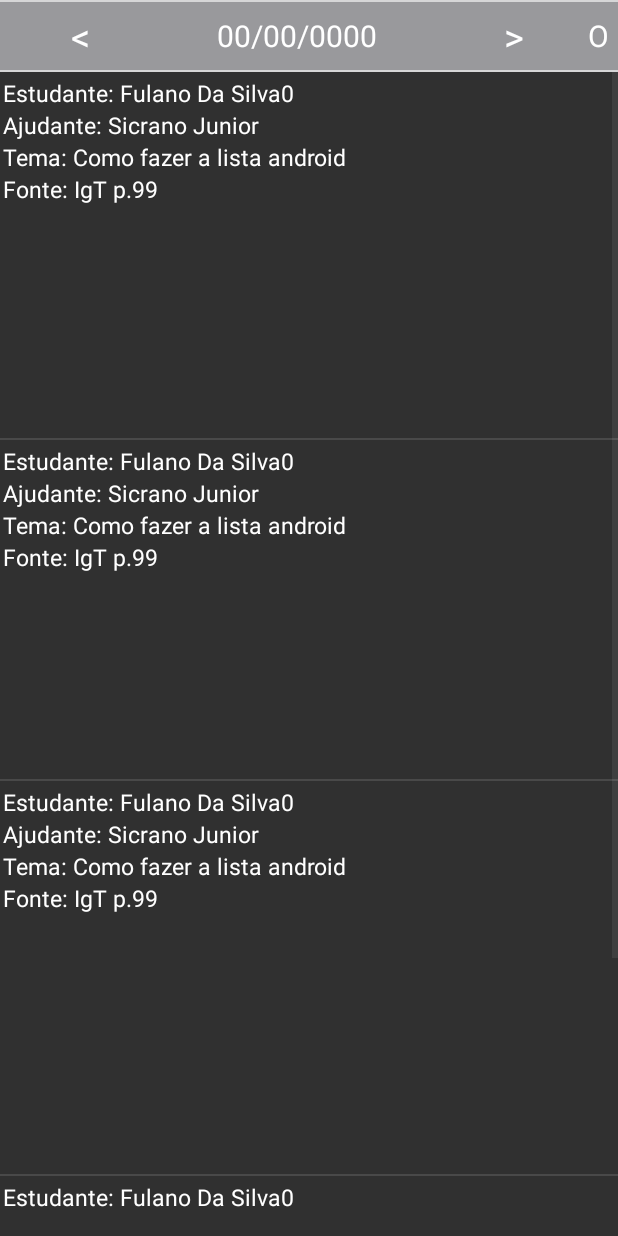
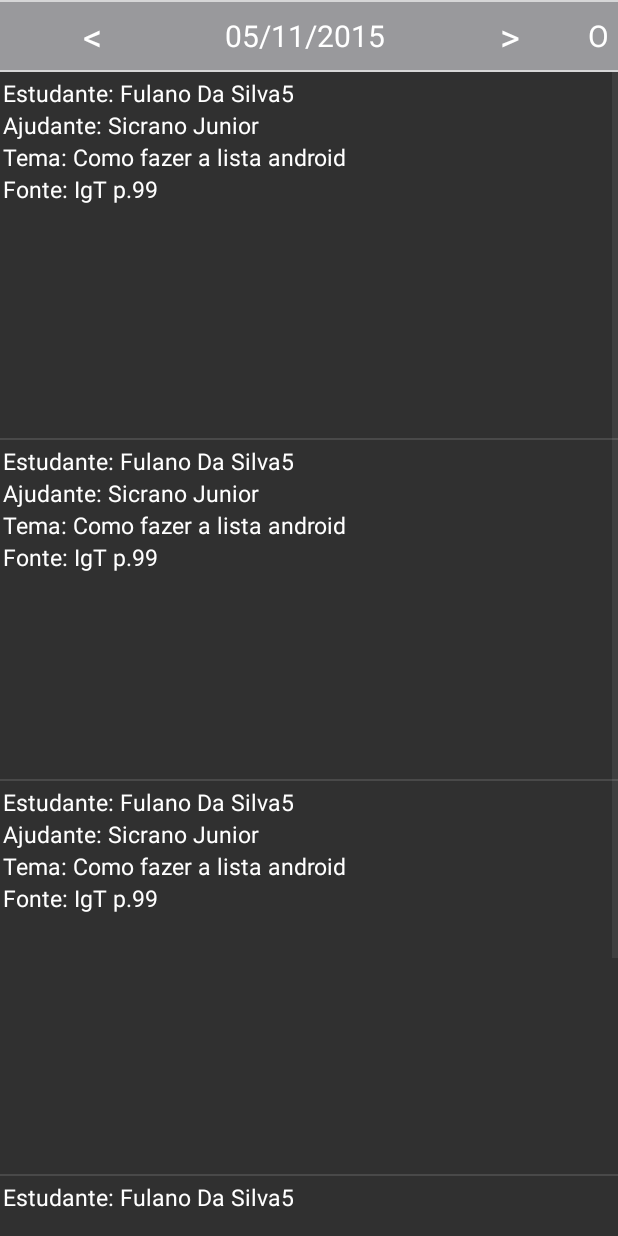
Before and after one commit to david-pbarros/MelhoreMinisterioAndroid, an Android app: the MainActivity screen opened directly, with no data from a screen before it, on a phone screen of 412 x 824 dp. Run offline under Robolectric (Android 15) with nearby library versions, the phone set to English and light mode, and no system bars; plain views replace PercentRelativeLayout.

Commit message:
Ajuste botoes

```diff
--- a/app/src/main/java/br/com/dbcorp/melhoreministerio/MainActivity.java
+++ b/app/src/main/java/br/com/dbcorp/melhoreministerio/MainActivity.java
@@ -58,6 +58,7 @@ public class MainActivity extends AppCompatActivity implements View.OnLongClickL
             this.datas.add(sdf.parse("15/10/2015"));
             this.datas.add(sdf.parse("22/10/2015"));
             this.datas.add(sdf.parse("29/10/2015"));
+            this.datas.add(sdf.parse("05/11/2015"));
 
         } catch (Exception e) {
             //erro
@@ -163,6 +164,7 @@ public class MainActivity extends AppCompatActivity implements View.OnLongClickL
         datas.add("15/10/2015");
         datas.add("22/10/2015");
         datas.add("29/10/2015");
+        datas.add("05/11/2015");
 
         new DialogHelper(this)
                 .setTitle("Login", R.mipmap.ic_launcher, R.color.text_default)
--- a/app/src/main/res/layout/activity_main.xml
+++ b/app/src/main/res/layout/activity_main.xml
@@ -29,7 +29,7 @@
 
         <TableRow >
             <TextView
-            android:layout_width="wrap_content"
+            android:layout_width="50dp"
             android:layout_height="wrap_content"
             android:textSize="25sp"
             android:text="&lt;"
@@ -48,7 +48,7 @@
                 android:longClickable="true"/>
 
             <TextView
-                android:layout_width="wrap_content"
+                android:layout_width="40dp"
                 android:layout_height="wrap_content"
                 android:textSize="25sp"
                 android:text=">"
```
Also changed, not shown: app/src/main/AndroidManifest.xml (+5 -5 lines), 1 other file.
